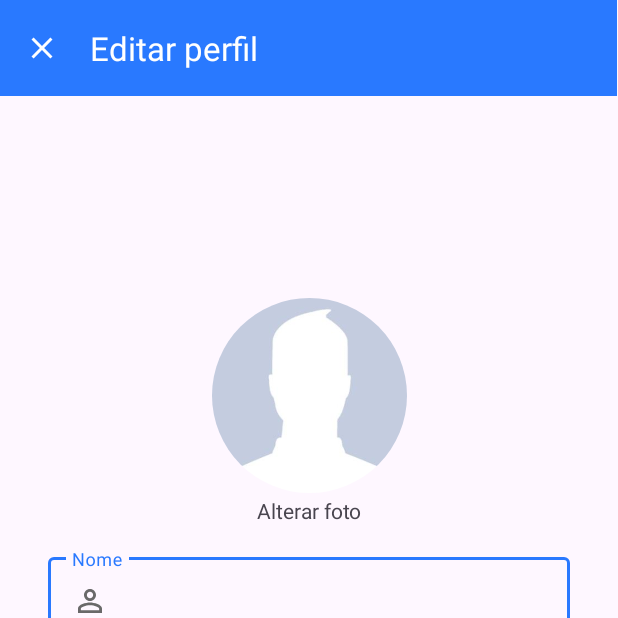
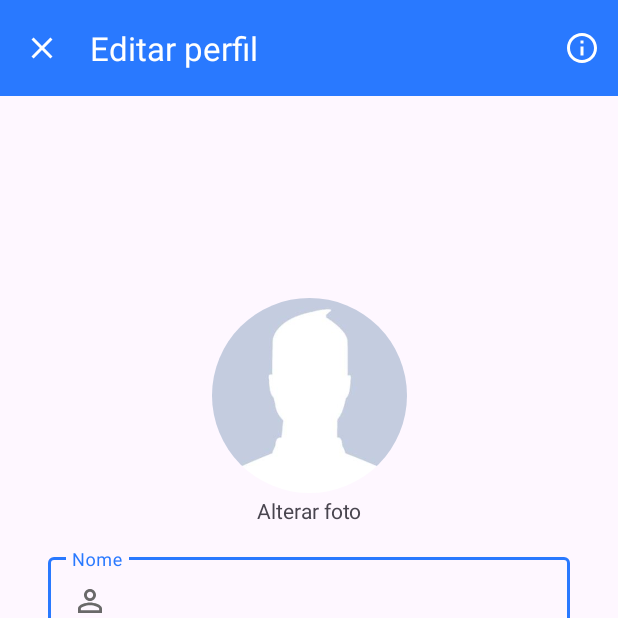
Before and after one commit to GabrielPortari/AvisosUFMS, an Android app: the ConfiguracoesActivity screen opened directly, with no data from a screen before it, on a phone screen of 412 x 824 dp, the top half of it. Run offline under Robolectric (Android 15) with nearby library versions, the phone set to English and light mode, and no system bars; our stand-ins replace CircleImageView, Firebase (no records; nobody signed in at launch, a user with empty details on screens opened directly).

```diff
--- a/app/src/main/java/com/example/avisosufms/activity/ConfiguracoesActivity.java
+++ b/app/src/main/java/com/example/avisosufms/activity/ConfiguracoesActivity.java
@@ -5,16 +5,21 @@ import androidx.activity.result.ActivityResultCallback;
 import androidx.activity.result.ActivityResultLauncher;
 import androidx.activity.result.contract.ActivityResultContracts;
 import androidx.annotation.NonNull;
+import androidx.appcompat.app.AlertDialog;
 import androidx.appcompat.app.AppCompatActivity;
 import androidx.appcompat.widget.Toolbar;
 
 import android.Manifest;
 import android.app.Activity;
+import android.content.DialogInterface;
 import android.content.Intent;
 import android.graphics.Bitmap;
 import android.net.Uri;
 import android.os.Bundle;
 import android.provider.MediaStore;
+import android.view.Menu;
+import android.view.MenuInflater;
+import android.view.MenuItem;
 import android.view.View;
 import android.widget.Button;
 import android.widget.TextView;
@@ -191,7 +196,29 @@ public class ConfiguracoesActivity extends AppCompatActivity {
                 }
             }
     );
+    @Override
+    public boolean onCreateOptionsMenu(Menu menu) {
+        MenuInflater inflater = getMenuInflater();
+        inflater.inflate(R.menu.menu_config, menu);
 
+        return super.onCreateOptionsMenu(menu);
+    }
+    @Override
+    public boolean onOptionsItemSelected(@NonNull MenuItem item) {
+        if(item.getItemId() == R.id.menu_info){
+            AlertDialog.Builder alertDialog = new AlertDialog.Builder(ConfiguracoesActivity.this);
+            alertDialog.setTitle("Informações");
+            alertDialog.setMessage("Copyright © 2023, Gabriel Portari\nTodos os direitos reservados");
+            alertDialog.setPositiveButton("OK", new DialogInterface.OnClickListener() {
+                @Override
+                public void onClick(DialogInterface dialog, int which) {
+
+                }
+            });
+            alertDialog.show();
+        }
+        return super.onOptionsItemSelected(item);
+    }
     @Override
     public boolean onSupportNavigateUp() {
         finish();
--- a/app/src/main/res/layout/activity_configuracoes.xml
+++ b/app/src/main/res/layout/activity_configuracoes.xml
@@ -9,8 +9,11 @@
     <include
         android:id="@+id/include"
         layout="@layout/toolbar"
-        android:layout_width="411dp"
-        android:layout_height="wrap_content" />
+        android:layout_width="0dp"
+        android:layout_height="wrap_content"
+        app:layout_constraintEnd_toEndOf="parent"
+        app:layout_constraintStart_toStartOf="parent"
+        app:layout_constraintTop_toTopOf="parent" />
 
     <de.hdodenhof.circleimageview.CircleImageView
         android:id="@+id/circleImageEditarPerfil"
--- a/app/src/main/res/values/strings.xml
+++ b/app/src/main/res/values/strings.xml
@@ -36,7 +36,7 @@
     <string name="menu_buscar">Buscar</string>
     <string name="menu_config">Configurações</string>
     <string name="menu_sair">Sair</string>
-    <string name="menu_info">Informações</string>
+    <string name="menu_info">Sobre</string>
 
     <!-- adicionar postagem -->
     <string name="adicionar_postagem">Adicionar nova postagem</string>
```
